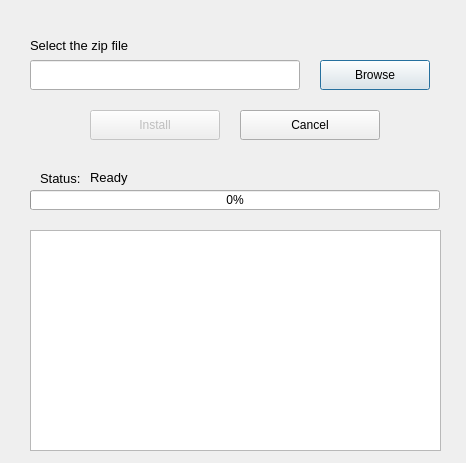
This is apt_offline_gui/AptOfflineQtInstall.ui in rickysarraf/apt-offline as Qt 5 draws it before an edit. The edited form follows.
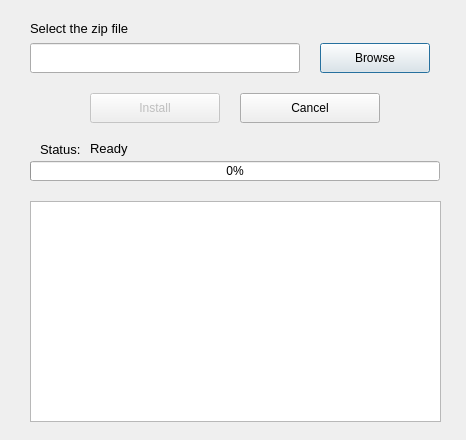
This is the edited form. Icons and pictures are not drawn.

Commit message: resized install window

What changed in the file:
```diff
--- a/apt_offline_gui/AptOfflineQtInstall.ui
+++ b/apt_offline_gui/AptOfflineQtInstall.ui
@@ -10,11 +10,11 @@
     <x>0</x>
     <y>0</y>
     <width>466</width>
-    <height>463</height>
+    <height>440</height>
    </rect>
   </property>
   <property name="sizePolicy">
-   <sizepolicy hsizetype="Fixed" vsizetype="Fixed">
+   <sizepolicy hsizetype="Preferred" vsizetype="Preferred">
     <horstretch>0</horstretch>
     <verstretch>0</verstretch>
    </sizepolicy>
@@ -22,13 +22,13 @@
   <property name="minimumSize">
    <size>
     <width>466</width>
-    <height>463</height>
+    <height>440</height>
    </size>
   </property>
   <property name="maximumSize">
    <size>
     <width>466</width>
-    <height>463</height>
+    <height>440</height>
    </size>
   </property>
   <property name="windowTitle">
@@ -38,7 +38,7 @@
    <property name="geometry">
     <rect>
      <x>30</x>
-     <y>60</y>
+     <y>43</y>
      <width>270</width>
      <height>30</height>
     </rect>
@@ -48,7 +48,7 @@
    <property name="geometry">
     <rect>
      <x>320</x>
-     <y>60</y>
+     <y>43</y>
      <width>110</width>
      <height>30</height>
     </rect>
@@ -64,7 +64,7 @@
    <property name="geometry">
     <rect>
      <x>90</x>
-     <y>110</y>
+     <y>93</y>
      <width>130</width>
      <height>30</height>
     </rect>
@@ -81,7 +81,7 @@
    <property name="geometry">
     <rect>
      <x>240</x>
-     <y>110</y>
+     <y>93</y>
      <width>140</width>
      <height>30</height>
     </rect>
@@ -98,7 +98,7 @@
    <property name="geometry">
     <rect>
      <x>30</x>
-     <y>190</y>
+     <y>161</y>
      <width>410</width>
      <height>20</height>
     </rect>
@@ -111,7 +111,7 @@
    <property name="geometry">
     <rect>
      <x>30</x>
-     <y>30</y>
+     <y>13</y>
      <width>200</width>
      <height>30</height>
     </rect>
@@ -129,7 +129,7 @@
    <property name="geometry">
     <rect>
      <x>40</x>
-     <y>170</y>
+     <y>141</y>
      <width>70</width>
      <height>16</height>
     </rect>
@@ -147,7 +147,7 @@
    <property name="geometry">
     <rect>
      <x>90</x>
-     <y>170</y>
+     <y>141</y>
      <width>53</width>
      <height>15</height>
     </rect>
@@ -165,7 +165,7 @@
    <property name="geometry">
     <rect>
      <x>30</x>
-     <y>230</y>
+     <y>201</y>
      <width>411</width>
      <height>221</height>
     </rect>
```
The commit also changes 1 other file.
